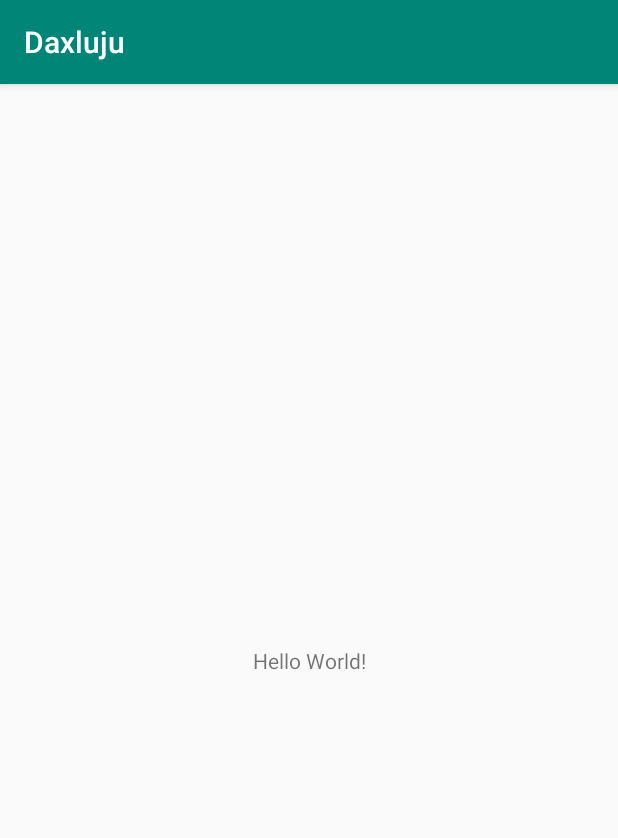
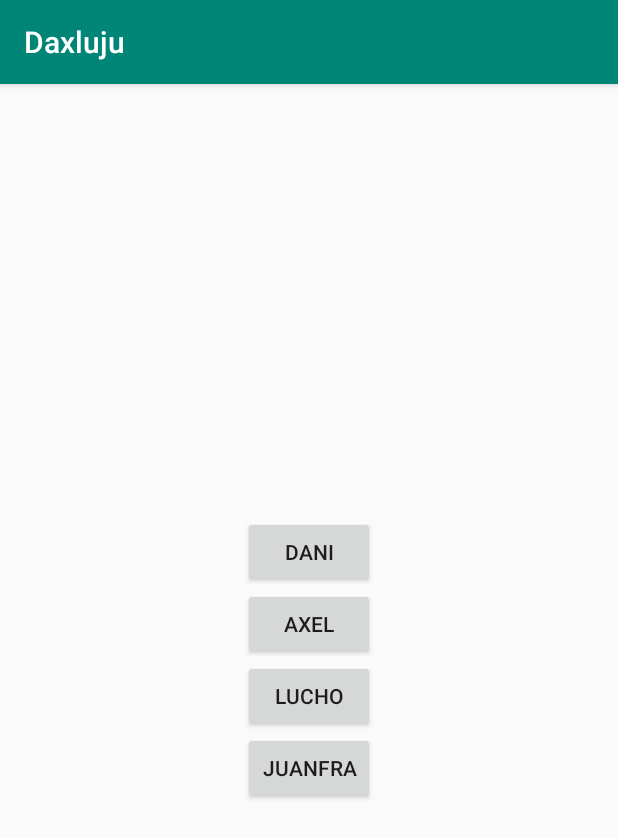
Before and after one commit to AxelMRomeroAyala/Daxluju, an Android app: the screen it shows after launch (MainActivity), on a phone screen of 412 x 824 dp. Shown: the top 838 px of the screen. Run offline under Robolectric (Android 15) with nearby library versions, the phone set to English and light mode, and no system bars.

Commit message:
Added 4 buttons

```diff
--- a/app/src/main/AndroidManifest.xml
+++ b/app/src/main/AndroidManifest.xml
@@ -18,6 +18,7 @@
                 <category android:name="android.intent.category.LAUNCHER" />
             </intent-filter>
         </activity>
+        <activity android:name=".AxelActivity"></activity>
     </application>
 
 </manifest>
--- /dev/null
+++ b/app/src/main/java/com/yacarex/daxluju/AxelActivity.java
@@ -0,0 +1,13 @@
+package com.yacarex.daxluju;
+
+import android.support.v7.app.AppCompatActivity;
+import android.os.Bundle;
+
+public class AxelActivity extends AppCompatActivity {
+
+    @Override
+    protected void onCreate(Bundle savedInstanceState) {
+        super.onCreate(savedInstanceState);
+        setContentView(R.layout.activity_axel);
+    }
+}
--- a/app/src/main/java/com/yacarex/daxluju/MainActivity.java
+++ b/app/src/main/java/com/yacarex/daxluju/MainActivity.java
@@ -1,13 +1,34 @@
 package com.yacarex.daxluju;
 
+import android.content.Intent;
 import android.support.v7.app.AppCompatActivity;
 import android.os.Bundle;
+import android.view.View;
+import android.widget.Button;
 
 public class MainActivity extends AppCompatActivity {
+
+    private Button daniButton, axelButton, luchoButton, juanfraButton;
 
     @Override
     protected void onCreate(Bundle savedInstanceState) {
         super.onCreate(savedInstanceState);
         setContentView(R.layout.activity_main);
+
+        setUpButtons();
+    }
+
+    private void setUpButtons(){
+        daniButton= findViewById(R.id.dani_button);
+        axelButton= findViewById(R.id.axel_button);
+        luchoButton= findViewById(R.id.lucho_button);
+        juanfraButton= findViewById(R.id.juanfra_button);
+
+        axelButton.setOnClickListener(new View.OnClickListener() {
+            @Override
+            public void onClick(View view) {
+                startActivity(new Intent(getBaseContext(), AxelActivity.class));
+            }
+        });
     }
 }
--- /dev/null
+++ b/app/src/main/res/layout/activity_axel.xml
@@ -0,0 +1,9 @@
+<?xml version="1.0" encoding="utf-8"?>
+<android.support.constraint.ConstraintLayout xmlns:android="http://schemas.android.com/apk/res/android"
+    xmlns:app="http://schemas.android.com/apk/res-auto"
+    xmlns:tools="http://schemas.android.com/tools"
+    android:layout_width="match_parent"
+    android:layout_height="match_parent"
+    tools:context=".AxelActivity">
+
+</android.support.constraint.ConstraintLayout>
--- a/app/src/main/res/layout/activity_main.xml
+++ b/app/src/main/res/layout/activity_main.xml
@@ -1,18 +1,50 @@
 <?xml version="1.0" encoding="utf-8"?>
-<android.support.constraint.ConstraintLayout xmlns:android="http://schemas.android.com/apk/res/android"
+<RelativeLayout xmlns:android="http://schemas.android.com/apk/res/android"
     xmlns:app="http://schemas.android.com/apk/res-auto"
     xmlns:tools="http://schemas.android.com/tools"
     android:layout_width="match_parent"
     android:layout_height="match_parent"
     tools:context=".MainActivity">
 
-    <TextView
-        android:layout_width="wrap_content"
+    <LinearLayout
+        android:layout_width="match_parent"
         android:layout_height="wrap_content"
-        android:text="Hello World!"
-        app:layout_constraintBottom_toBottomOf="parent"
-        app:layout_constraintLeft_toLeftOf="parent"
-        app:layout_constraintRight_toRightOf="parent"
-        app:layout_constraintTop_toTopOf="parent" />
+        android:layout_centerInParent="true"
+        android:orientation="vertical">
 
-</android.support.constraint.ConstraintLayout>
+
+        <Button
+            android:id="@+id/dani_button"
+            android:layout_width="wrap_content"
+            android:layout_height="wrap_content"
+            android:layout_gravity="center"
+            android:gravity="center"
+            android:text="DANI" />
+
+        <Button
+            android:id="@+id/axel_button"
+            android:layout_width="wrap_content"
+            android:layout_height="wrap_content"
+            android:layout_gravity="center"
+            android:gravity="center"
+            android:text="AXEL" />
+
+        <Button
+            android:id="@+id/lucho_button"
+            android:layout_width="wrap_content"
+            android:layout_height="wrap_content"
+            android:layout_gravity="center"
+            android:gravity="center"
+            android:text="LUCHO" />
+
+        <Button
+            android:id="@+id/juanfra_button"
+            android:layout_width="wrap_content"
+            android:layout_height="wrap_content"
+            android:layout_gravity="center"
+            android:gravity="center"
+            android:text="JUANFRA" />
+
+    </LinearLayout>
+
+</RelativeLayout>
```
